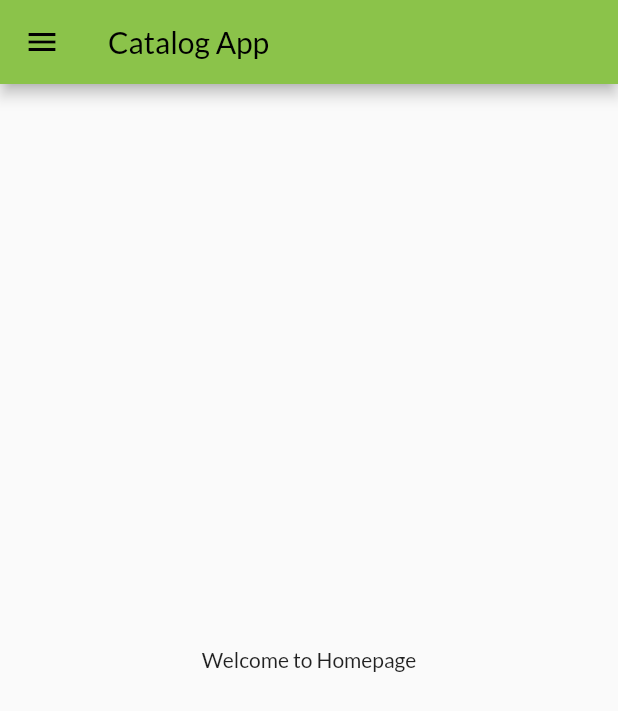
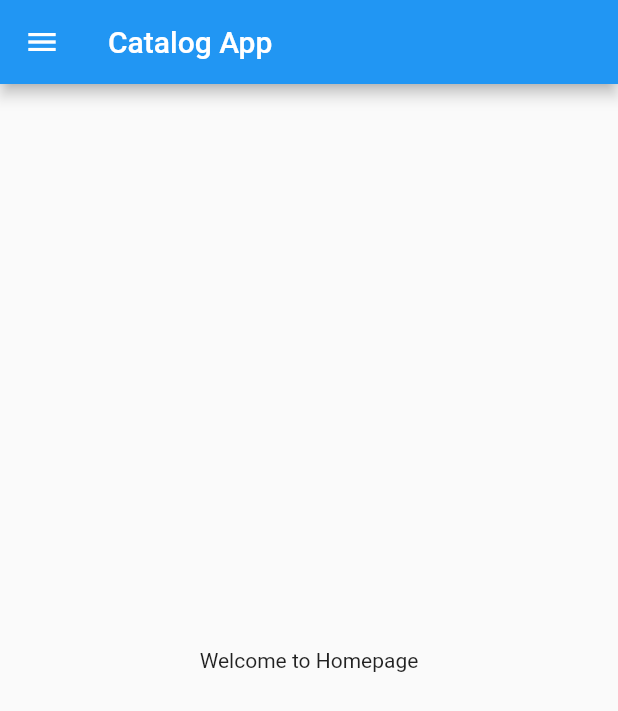
Before and after one commit to Keval-Asodariya/30Days-of-flutter, a Flutter app: the screen it shows after launch, on a phone screen of 412 x 824 dp. Shown: the top 711 px of the screen. Run offline on Flutter 3.47's test engine with Material 2 defaults, Android fonts, the phone set to English and light mode, and no system bars; our stand-ins replace google_fonts.

Commit message:
Theme extrected

```diff
--- a/lib/main.dart
+++ b/lib/main.dart
@@ -1,5 +1,6 @@
 import 'package:flutter/material.dart';
 import 'package:flutter_catalog/utils/routes.dart';
+import 'package:flutter_catalog/widgets/themes.dart';
 import 'package:google_fonts/google_fonts.dart';
 import 'pages/home_page.dart';
 import 'pages/login_page.dart';
@@ -14,12 +15,8 @@ class MyApp extends StatelessWidget {
   @override
   Widget build(BuildContext context) {
     return MaterialApp(
-      // home: HomePage(),
       themeMode: ThemeMode.light,
-      theme: ThemeData(
-        primarySwatch: Colors.lightGreen,
-        fontFamily: GoogleFonts.lato().fontFamily,
-      ),
+      theme: MyTheme.lightTheme,
       debugShowCheckedModeBanner: false,
       darkTheme: ThemeData(brightness: Brightness.dark),
       initialRoute: MyRoutes.homeRoute,
```
